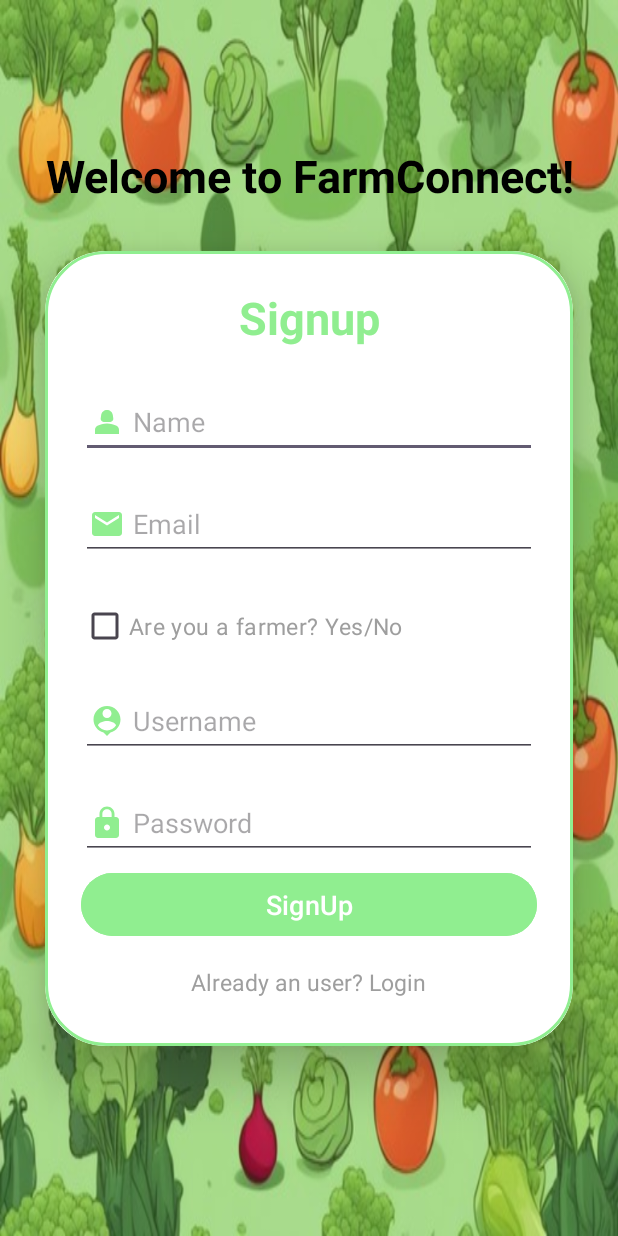
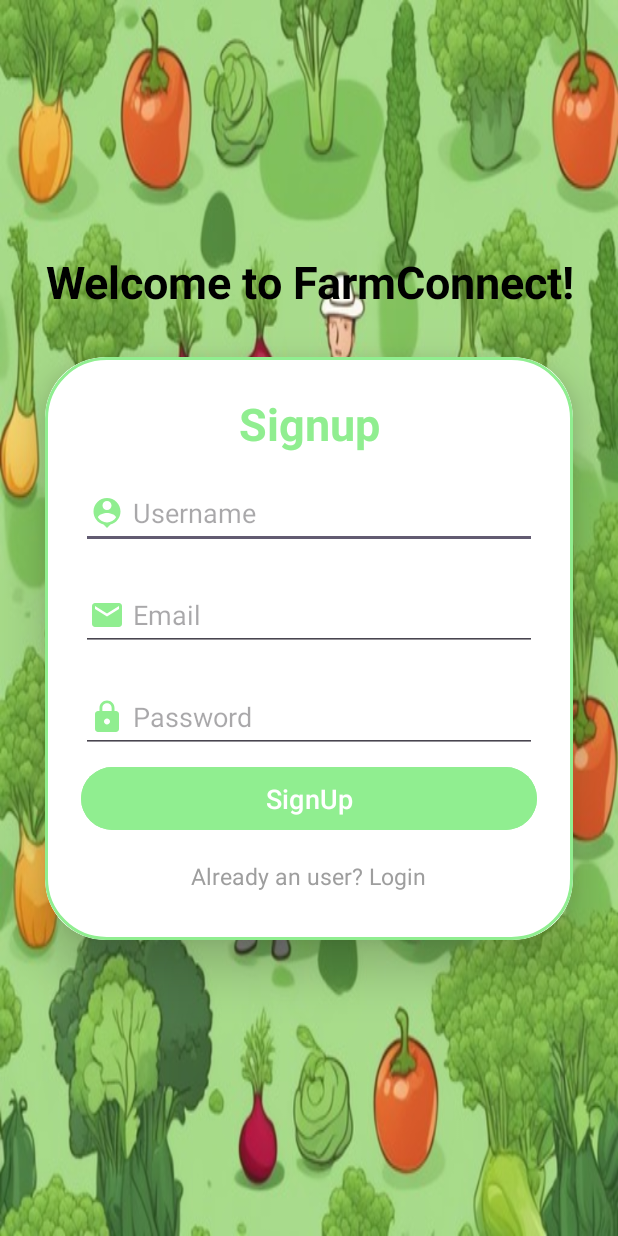
Before and after one commit to rajeev210403/FarmConnect, an Android app: the screen it shows after launch (signup), on a phone screen of 412 x 824 dp. Run offline under Robolectric (Android 15) with nearby library versions, the phone set to English and light mode, and no system bars.

Commit message:
signup changes

```diff
--- a/Frontend/app/src/main/res/layout/activity_signup.xml
+++ b/Frontend/app/src/main/res/layout/activity_signup.xml
@@ -40,37 +40,7 @@
                 android:textStyle="bold"
                 android:textColor="#90EE90"/>
 
-            <EditText
-                android:id="@+id/signupname"
-                android:layout_width="match_parent"
-                android:layout_height="wrap_content"
-                android:layout_marginTop="25dp"
-                android:drawableLeft="@drawable/baseline_person_24"
-                android:drawablePadding="5dp"
-                android:hint="Name"
-                android:minHeight="48dp"
-                android:padding="5dp"
-                android:textColor="@color/black" />
 
-            <EditText
-                android:id="@+id/signupemail"
-                android:layout_width="match_parent"
-                android:layout_height="wrap_content"
-                android:layout_marginTop="20dp"
-                android:drawableLeft="@drawable/baseline_mail_24"
-                android:drawablePadding="5dp"
-                android:hint="Email"
-                android:minHeight="48dp"
-                android:padding="5dp"
-                android:textColor="@color/black"/>
-
-            <CheckBox
-                android:layout_width="match_parent"
-                android:layout_height="wrap_content"
-                android:text="Are you a farmer? Yes/No"
-                android:layout_marginTop="20dp"
-                android:textColor="#9E9E9E"
-                android:textSize="15sp"/>
 
             <EditText
                 android:id="@+id/username"
@@ -80,6 +50,17 @@
                 android:drawableLeft="@drawable/baseline_person_pin_24"
                 android:drawablePadding="5dp"
                 android:hint="Username"
+                android:minHeight="48dp"
+                android:padding="5dp"
+                android:textColor="@color/black"/>
+            <EditText
+                android:id="@+id/signupemail"
+                android:layout_width="match_parent"
+                android:layout_height="wrap_content"
+                android:layout_marginTop="20dp"
+                android:drawableLeft="@drawable/baseline_mail_24"
+                android:drawablePadding="5dp"
+                android:hint="Email"
                 android:minHeight="48dp"
                 android:padding="5dp"
                 android:textColor="@color/black"/>
```
Also changed, not shown: 1 other file.
